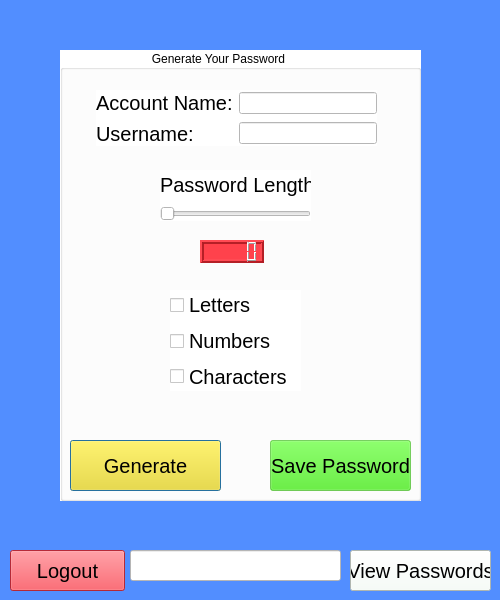
Old version of the form Password_Backup/page_1.ui in the repository CJM2017/Password_App.
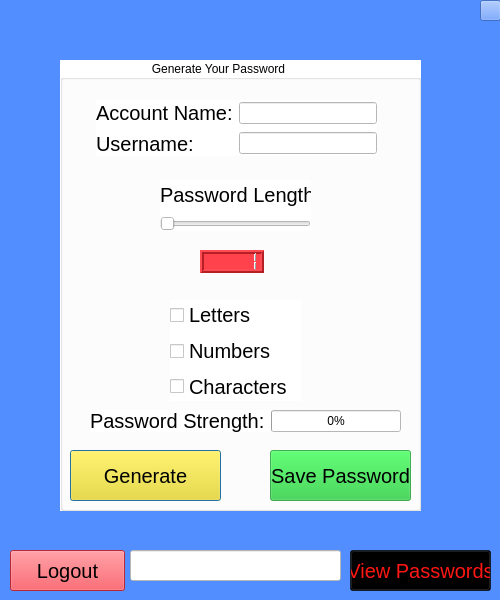
New version of the form. Icons and pictures are not drawn.

```diff
--- a/Password_Backup/page_1.ui
+++ b/Password_Backup/page_1.ui
@@ -21,7 +21,7 @@
    <property name="geometry">
     <rect>
      <x>60</x>
-     <y>50</y>
+     <y>60</y>
      <width>361</width>
      <height>451</height>
     </rect>
@@ -48,6 +48,9 @@
     <property name="lineWidth">
      <number>2</number>
     </property>
+    <property name="intValue" stdset="0">
+     <number>1</number>
+    </property>
    </widget>
    <widget class="QPushButton" name="pushButton_Generate">
     <property name="geometry">
@@ -85,7 +88,7 @@
      </font>
     </property>
     <property name="styleSheet">
-     <string notr="true">background-color: rgba(60, 226, 17, 128);</string>
+     <string notr="true">background-color: rgba(30, 198, 55, 180);</string>
     </property>
     <property name="text">
      <string>Save Password</string>
@@ -226,6 +229,40 @@
      </item>
     </layout>
    </widget>
+   <widget class="QWidget" name="layoutWidget">
+    <property name="geometry">
+     <rect>
+      <x>30</x>
+      <y>350</y>
+      <width>311</width>
+      <height>22</height>
+     </rect>
+    </property>
+    <layout class="QHBoxLayout" name="horizontalLayout_2">
+     <item>
+      <widget class="QLabel" name="label_2">
+       <property name="font">
+        <font>
+         <pointsize>15</pointsize>
+        </font>
+       </property>
+       <property name="text">
+        <string>Password Strength:</string>
+       </property>
+      </widget>
+     </item>
+     <item>
+      <widget class="QProgressBar" name="progressBar">
+       <property name="maximum">
+        <number>115</number>
+       </property>
+       <property name="value">
+        <number>0</number>
+       </property>
+      </widget>
+     </item>
+    </layout>
+   </widget>
   </widget>
   <widget class="QPushButton" name="pushButton_view_passwords">
    <property name="geometry">
@@ -242,7 +279,8 @@
     </font>
    </property>
    <property name="styleSheet">
-    <string notr="true">background-color: rgb(245, 255, 247);</string>
+    <string notr="true">background-color: rgba(0, 0, 0, 150);
+color: rgb(255, 23, 19);</string>
    </property>
    <property name="text">
     <string>View Passwords</string>
@@ -283,6 +321,22 @@
     <string notr="true">background-color: rgb(255, 255, 255);</string>
    </property>
   </widget>
+  <widget class="QPushButton" name="pushButton_close_P1">
+   <property name="geometry">
+    <rect>
+     <x>480</x>
+     <y>0</y>
+     <width>21</width>
+     <height>21</height>
+    </rect>
+   </property>
+   <property name="styleSheet">
+    <string notr="true">border-image: url(:/Close.png);</string>
+   </property>
+   <property name="text">
+    <string/>
+   </property>
+  </widget>
  </widget>
  <resources/>
  <connections>
```
Left out of the diff: 6 changed lines with no effect on the pictures.
